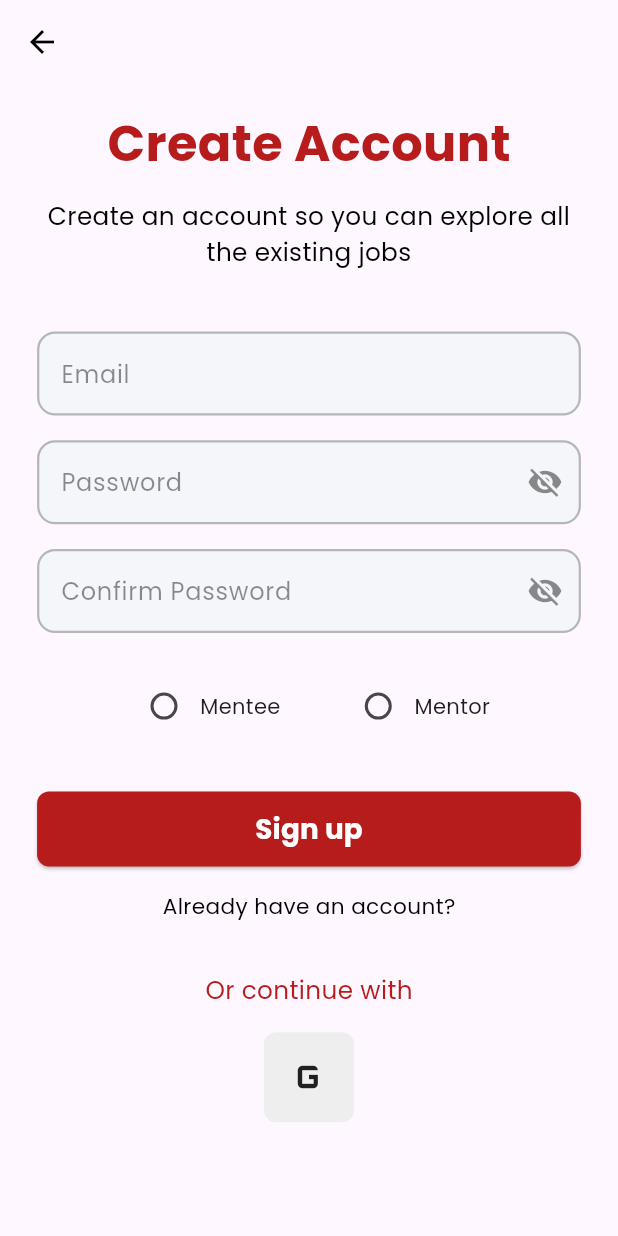
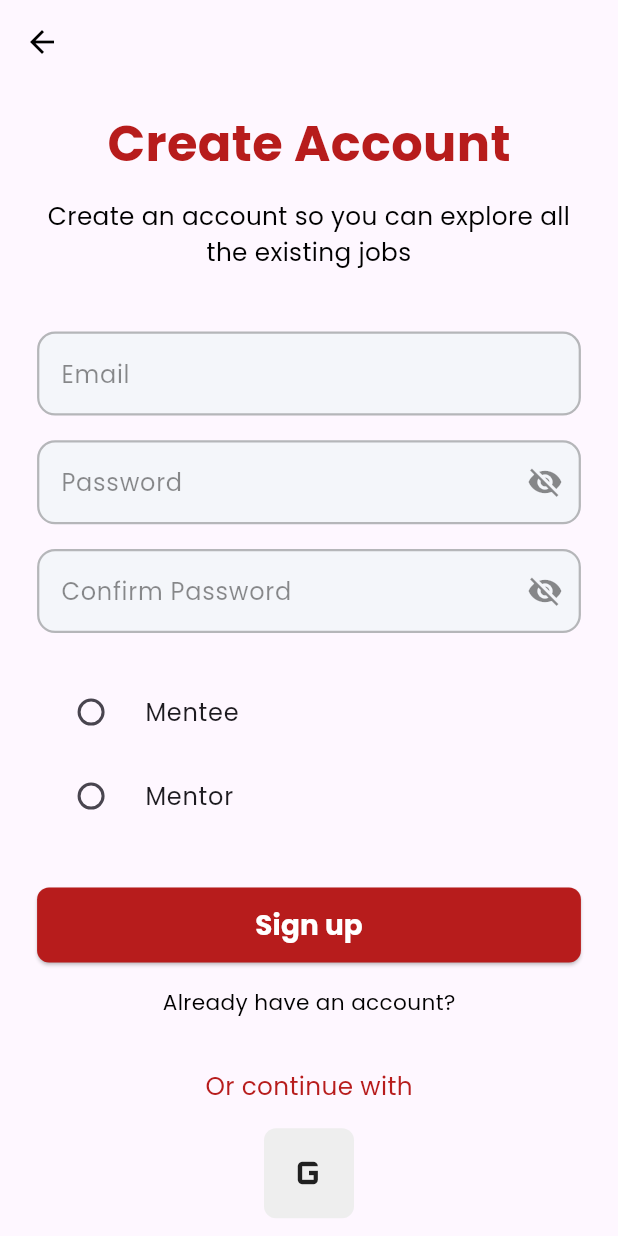
Before and after one commit to NailYusra/LearnHub, a Flutter app: the RegisterScreen screen opened directly, on a phone screen of 412 x 824 dp. Run offline on Flutter 3.47's test engine with Material 3 defaults, Android fonts, the light colour scheme and no system bars; our stand-ins replace google_fonts.

Commit message:
Update register_screen.dart

```diff
--- a/lib/screens/register_screen.dart
+++ b/lib/screens/register_screen.dart
@@ -13,11 +13,22 @@ class _RegisterScreenState extends State<RegisterScreen> {
   final TextEditingController passwordController = TextEditingController();
   final TextEditingController confirmPasswordController = TextEditingController();
 
-  final _formKey = GlobalKey<FormState>();
   bool isPasswordVisible = false;
   bool isConfirmPasswordVisible = false;
   bool isLoading = false;
-  String selectedRole = '';
+
+  String? selectedRole;
+
+  final List<String> courses = [
+    'Algoritma dan Pemrograman',
+    'Basis Data',
+    'Jaringan Komputer',
+    'Struktur Data',
+    'Pemrograman Web',
+  ];
+  final Set<String> selectedCourses = {};
+
+  final _formKey = GlobalKey<FormState>();
 
   @override
   void dispose() {
@@ -38,15 +49,19 @@ class _RegisterScreenState extends State<RegisterScreen> {
         elevation: 0,
         leading: IconButton(
           icon: const Icon(Icons.arrow_back, color: Colors.black),
-          onPressed: () => Navigator.pop(context),
+          onPressed: () {
+            Navigator.pop(context);
+          },
         ),
       ),
       body: SafeArea(
         child: SingleChildScrollView(
+          child: Padding(
             padding: EdgeInsets.symmetric(horizontal: screenWidth * 0.06),
             child: Form(
               key: _formKey,
               child: Column(
+                crossAxisAlignment: CrossAxisAlignment.center,
                 children: [
                   SizedBox(height: screenHeight * 0.02),
                   Text(
@@ -68,14 +83,13 @@ class _RegisterScreenState extends State<RegisterScreen> {
                   ),
                   SizedBox(height: screenHeight * 0.05),
 
-                // Email Field
                   TextFormField(
                     controller: emailController,
                     validator: (value) {
                       if (value == null || value.isEmpty) {
                         return 'Email cannot be empty';
                       }
-                    if (!RegExp(r'^[\w-\.]+@([\w-]+\.)+[\w]{2,4}$').hasMatch(value)) {
+                      if (!RegExp(r'^[\w-\.]+@([\w-]+\.)+[\w]{2,4}\$').hasMatch(value)) {
                         return 'Enter a valid email';
                       }
                       return null;
@@ -84,7 +98,6 @@ class _RegisterScreenState extends State<RegisterScreen> {
                   ),
                   SizedBox(height: screenHeight * 0.02),
 
-                // Password Field
                   TextFormField(
                     controller: passwordController,
                     obscureText: !isPasswordVisible,
@@ -113,7 +126,6 @@ class _RegisterScreenState extends State<RegisterScreen> {
                   ),
                   SizedBox(height: screenHeight * 0.02),
 
-                // Confirm Password Field
                   TextFormField(
                     controller: confirmPasswordController,
                     obscureText: !isConfirmPasswordVisible,
@@ -140,20 +152,62 @@ class _RegisterScreenState extends State<RegisterScreen> {
                       ),
                     ),
                   ),
+
                   SizedBox(height: screenHeight * 0.03),
 
-                // Role Selection
-                Row(
-                  mainAxisAlignment: MainAxisAlignment.center,
-                  children: [
-                    _buildRoleRadio('mentee', 'Mentee'),
-                    SizedBox(width: screenWidth * 0.1),
-                    _buildRoleRadio('mentor', 'Mentor'),
+                  RadioListTile<String>(
+                    title: const Text('Mentee'),
+                    value: 'mentee',
+                    groupValue: selectedRole,
+                    onChanged: (value) {
+                      setState(() {
+                        selectedRole = value;
+                        selectedCourses.clear();
+                      });
+                    },
+                  ),
+                  RadioListTile<String>(
+                    title: const Text('Mentor'),
+                    value: 'mentor',
+                    groupValue: selectedRole,
+                    onChanged: (value) {
+                      setState(() {
+                        selectedRole = value;
+                      });
+                    },
+                  ),
+
+                  if (selectedRole == 'mentor') ...[
+                    const SizedBox(height: 10),
+                    Text(
+                      'Pilih Mata Kuliah yang Dikuasai:',
+                      style: TextStyle(fontWeight: FontWeight.bold),
+                    ),
+                    Wrap(
+                      spacing: 8,
+                      runSpacing: 4,
+                      children: courses.map((course) {
+                        return FilterChip(
+                          label: Text(course),
+                          selected: selectedCourses.contains(course),
+                          onSelected: (bool selected) {
+                            setState(() {
+                              if (selected) {
+                                selectedCourses.add(course);
+                              } else {
+                                selectedCourses.remove(course);
+                              }
+                            });
+                          },
+                          selectedColor: Colors.red.shade100,
+                          checkmarkColor: Colors.red.shade800,
+                        );
+                      }).toList(),
+                    ),
                   ],
-                ),
+
                   SizedBox(height: screenHeight * 0.04),
 
-                // Sign Up Button
                   SizedBox(
                     width: double.infinity,
                     height: 50,
@@ -184,16 +238,18 @@ class _RegisterScreenState extends State<RegisterScreen> {
                       ),
                     ),
                   ),
+
                   SizedBox(height: screenHeight * 0.02),
 
-                // Already have account
                   Align(
                     alignment: Alignment.center,
                     child: InkWell(
-                    onTap: () => Navigator.push(
+                      onTap: () {
+                        Navigator.push(
                           context,
                           MaterialPageRoute(builder: (context) => const LoginScreen()),
-                    ),
+                        );
+                      },
                       child: Text(
                         'Already have an account?',
                         style: TextStyle(
@@ -203,9 +259,9 @@ class _RegisterScreenState extends State<RegisterScreen> {
                       ),
                     ),
                   ),
+
                   SizedBox(height: screenHeight * 0.04),
 
-                // Or continue with
                   Text(
                     'Or continue with',
                     style: TextStyle(
@@ -215,9 +271,7 @@ class _RegisterScreenState extends State<RegisterScreen> {
                   ),
                   const SizedBox(height: 16),
                   InkWell(
-                  onTap: () {
-                    // Handle Google Sign-In
-                  },
+                    onTap: () {},
                     child: Container(
                       padding: const EdgeInsets.all(12),
                       decoration: BoxDecoration(
@@ -227,8 +281,10 @@ class _RegisterScreenState extends State<RegisterScreen> {
                       child: const Icon(Icons.g_mobiledata, size: 36, color: Colors.black87),
                     ),
                   ),
+
                   SizedBox(height: screenHeight * 0.05),
                 ],
+              ),
             ),
           ),
         ),
@@ -261,29 +317,11 @@ class _RegisterScreenState extends State<RegisterScreen> {
     );
   }
 
-  Widget _buildRoleRadio(String value, String label) {
-    return Row(
-      children: [
-        Radio<String>(
-          value: value,
-          groupValue: selectedRole,
-          activeColor: const Color(0xFFB71C1C),
-          onChanged: (value) {
-            setState(() {
-              selectedRole = value!;
-            });
-          },
-        ),
-        Text(label),
-      ],
-    );
-  }
-
   void _handleSignUp() {
     if (_formKey.currentState!.validate()) {
-      if (selectedRole.isEmpty) {
+      if (selectedRole == 'mentor' && selectedCourses.isEmpty) {
         ScaffoldMessenger.of(context).showSnackBar(
-          const SnackBar(content: Text('Please select a role: Mentee or Mentor')),
+          const SnackBar(content: Text('Pilih setidaknya satu mata kuliah')),
         );
         return;
       }
@@ -308,29 +346,29 @@ class _RegisterScreenState extends State<RegisterScreen> {
       barrierDismissible: false,
       builder: (BuildContext context) {
         return AlertDialog(
-          shape: RoundedRectangleBorder(borderRadius: BorderRadius.circular(16)),
+          shape: RoundedRectangleBorder(
+            borderRadius: BorderRadius.circular(16),
+          ),
           title: const Icon(Icons.check_circle_outline, size: 60, color: Colors.green),
           content: Column(
             mainAxisSize: MainAxisSize.min,
             children: const [
-              Text(
-                'Success!',
-                style: TextStyle(fontSize: 22, fontWeight: FontWeight.bold, color: Colors.black87),
-              ),
+              Text('Success!',
+                  style: TextStyle(fontSize: 22, fontWeight: FontWeight.bold, color: Colors.black87)),
               SizedBox(height: 8),
-              Text(
-                'Your account has been created successfully.',
+              Text('Your account has been created successfully.',
                   textAlign: TextAlign.center,
-                style: TextStyle(fontSize: 16, color: Colors.black54),
-              ),
+                  style: TextStyle(fontSize: 16, color: Colors.black54)),
             ],
           ),
           actions: [
             Center(
               child: ElevatedButton(
                 style: ElevatedButton.styleFrom(
-                  backgroundColor: Color(0xFFB71C1C),
-                  shape: RoundedRectangleBorder(borderRadius: BorderRadius.circular(8)),
+                  backgroundColor: const Color(0xFFB71C1C),
+                  shape: RoundedRectangleBorder(
+                    borderRadius: BorderRadius.circular(8),
+                  ),
                 ),
                 onPressed: () {
                   Navigator.pop(context);
@@ -339,10 +377,8 @@ class _RegisterScreenState extends State<RegisterScreen> {
                     MaterialPageRoute(builder: (context) => const LoginScreen()),
                   );
                 },
-                child: const Text(
-                  'Continue to Login',
-                  style: TextStyle(fontSize: 16, fontWeight: FontWeight.bold),
-                ),
+                child: const Text('Continue to Login',
+                    style: TextStyle(fontSize: 16, fontWeight: FontWeight.bold)),
               ),
             ),
           ],
```
Lines whose indentation alone changed are shown as unchanged.
